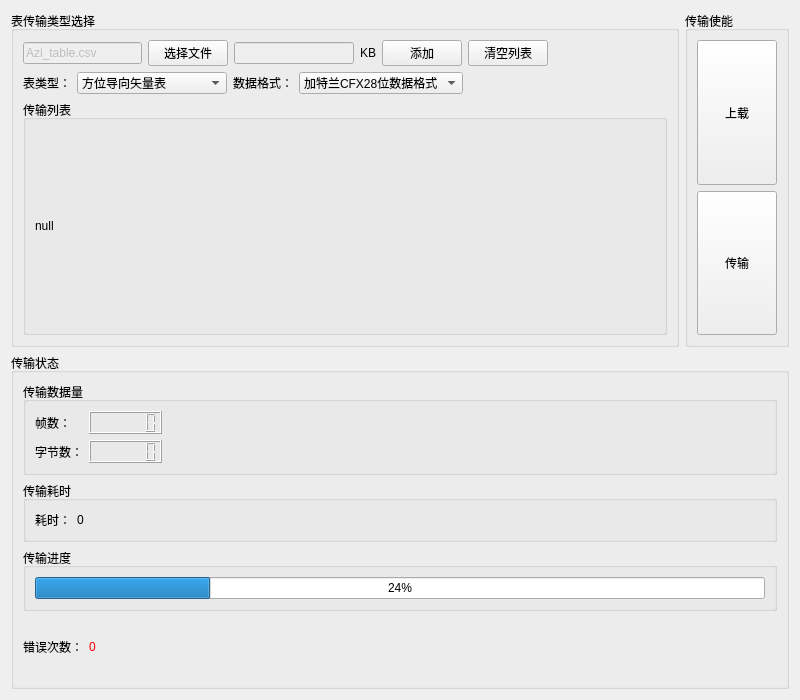
This is eol_window/eol_window.ui in aron566/EOL_CAN_Tool as Qt 5 draws it before an edit. The edited form follows.
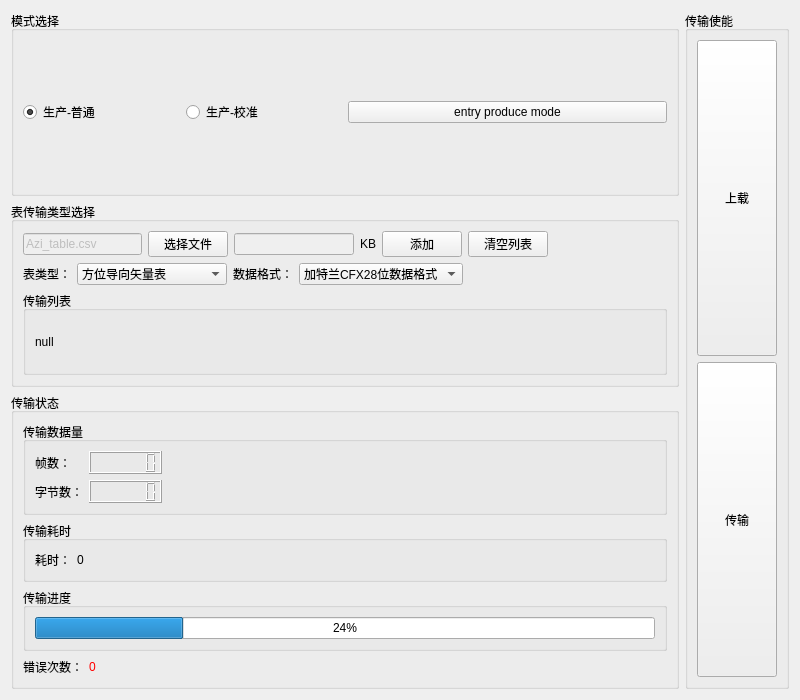
This is the edited form.

Commit message: <feat>: <修复问题，增加按钮功能> 1、修复CRC16计算错误 2、修复线程池退出方式 3、增加设置设备工作模式接口 4、优化首页开关连锁逻辑 5、修复CANID过滤器接口，ID判断问题，支持更改ID或者缓冲队列

Patch:
```diff
--- a/eol_window/eol_window.ui
+++ b/eol_window/eol_window.ui
@@ -15,6 +15,86 @@
   </property>
   <layout class="QGridLayout" name="gridLayout_4">
    <item row="0" column="0">
+    <widget class="QGroupBox" name="mode_groupBox">
+     <property name="title">
+      <string>模式选择</string>
+     </property>
+     <layout class="QGridLayout" name="gridLayout_9">
+      <item row="0" column="0">
+       <layout class="QHBoxLayout" name="horizontalLayout_7">
+        <item>
+         <widget class="QRadioButton" name="produce_noral_radioButton">
+          <property name="text">
+           <string>生产-普通</string>
+          </property>
+          <property name="checked">
+           <bool>true</bool>
+          </property>
+         </widget>
+        </item>
+        <item>
+         <widget class="QRadioButton" name="produce_calibratio_radioButton">
+          <property name="text">
+           <string>生产-校准</string>
+          </property>
+         </widget>
+        </item>
+       </layout>
+      </item>
+      <item row="0" column="1">
+       <layout class="QVBoxLayout" name="verticalLayout_4">
+        <item>
+         <widget class="QPushButton" name="entry_produce_mode_pushButton">
+          <property name="text">
+           <string>entry produce mode</string>
+          </property>
+         </widget>
+        </item>
+       </layout>
+      </item>
+     </layout>
+    </widget>
+   </item>
+   <item row="0" column="1" rowspan="3">
+    <widget class="QGroupBox" name="switch_groupBox">
+     <property name="title">
+      <string>传输使能</string>
+     </property>
+     <layout class="QGridLayout" name="gridLayout">
+      <item row="0" column="0">
+       <layout class="QVBoxLayout" name="verticalLayout">
+        <item>
+         <widget class="QPushButton" name="upload_pushButton">
+          <property name="sizePolicy">
+           <sizepolicy hsizetype="Minimum" vsizetype="Preferred">
+            <horstretch>0</horstretch>
+            <verstretch>0</verstretch>
+           </sizepolicy>
+          </property>
+          <property name="text">
+           <string>上载</string>
+          </property>
+         </widget>
+        </item>
+        <item>
+         <widget class="QPushButton" name="update_pushButton">
+          <property name="sizePolicy">
+           <sizepolicy hsizetype="Minimum" vsizetype="Preferred">
+            <horstretch>0</horstretch>
+            <verstretch>0</verstretch>
+           </sizepolicy>
+          </property>
+          <property name="text">
+           <string>传输</string>
+          </property>
+         </widget>
+        </item>
+       </layout>
+      </item>
+     </layout>
+    </widget>
+   </item>
+   <item row="1" column="0">
     <widget class="QGroupBox" name="table_set_groupBox">
      <property name="sizePolicy">
       <sizepolicy hsizetype="Preferred" vsizetype="Preferred">
@@ -225,46 +305,7 @@
      </layout>
     </widget>
    </item>
-   <item row="0" column="1">
-    <widget class="QGroupBox" name="switch_groupBox">
-     <property name="title">
-      <string>传输使能</string>
-     </property>
-     <layout class="QGridLayout" name="gridLayout">
-      <item row="0" column="0">
-       <layout class="QVBoxLayout" name="verticalLayout">
-        <item>
-         <widget class="QPushButton" name="upload_pushButton">
-          <property name="sizePolicy">
-           <sizepolicy hsizetype="Minimum" vsizetype="Preferred">
-            <horstretch>0</horstretch>
-            <verstretch>0</verstretch>
-           </sizepolicy>
-          </property>
-          <property name="text">
-           <string>上载</string>
-          </property>
-         </widget>
-        </item>
-        <item>
-         <widget class="QPushButton" name="update_pushButton">
-          <property name="sizePolicy">
-           <sizepolicy hsizetype="Minimum" vsizetype="Preferred">
-            <horstretch>0</horstretch>
-            <verstretch>0</verstretch>
-           </sizepolicy>
-          </property>
-          <property name="text">
-           <string>传输</string>
-          </property>
-         </widget>
-        </item>
-       </layout>
-      </item>
-     </layout>
-    </widget>
-   </item>
-   <item row="1" column="0" colspan="2">
+   <item row="2" column="0">
     <widget class="QGroupBox" name="state_groupBox">
      <property name="title">
       <string>传输状态</string>
```
The commit also changes 9 other files.
